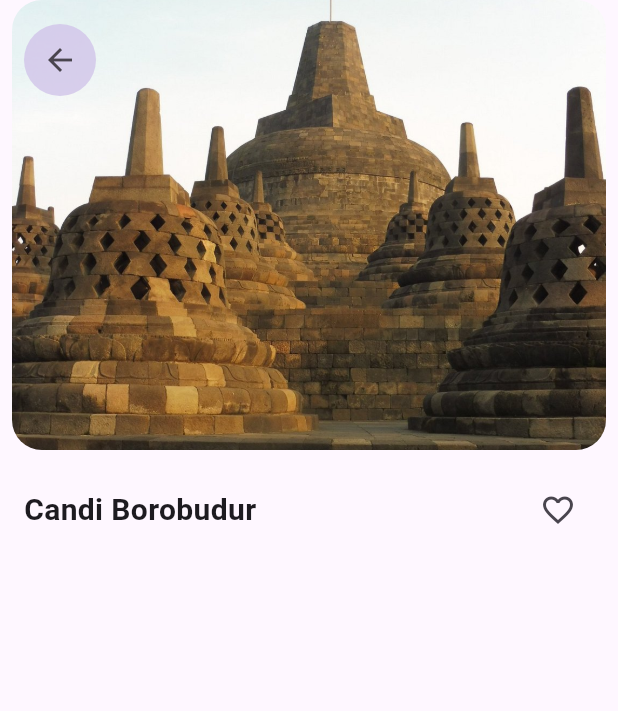
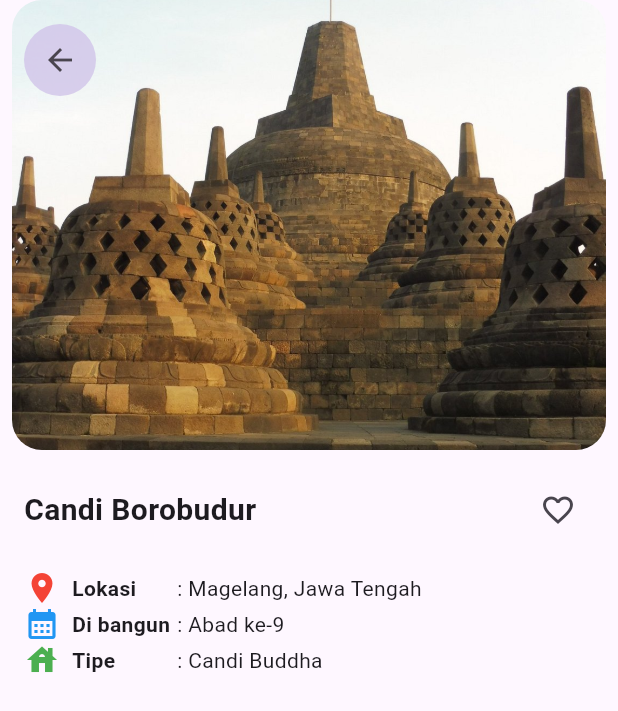
Before and after one commit to 2024-2025-Gasal-PABI-SI5B/project-wisata-candi-si5b-firaav, a Flutter app: the screen it shows after launch, on a phone screen of 412 x 824 dp. Shown: the top 711 px of the screen. Run offline on Flutter 3.47's test engine with Material 3 defaults, Android fonts, the phone set to English and light mode, and no system bars.

Commit message:
Update detail_screen.dart

```diff
--- a/candi_alfira/lib/screens/detail_screen.dart
+++ b/candi_alfira/lib/screens/detail_screen.dart
@@ -62,8 +62,66 @@ class DetailScreen extends StatelessWidget {
                       onPressed: (){},
                       icon: const Icon(Icons.favorite_border))
                   ],
-                )
+                ),
                 //info tengah
+                const SizedBox (height: 16,),
+                Row(
+                  children: [
+                    const Icon(
+                      Icons.place,
+                      color: Colors.red,
+                    ),
+                    const SizedBox (
+                      width: 8,
+                    ),
+                    const SizedBox(
+                      width: 70,
+                      child: Text(
+                        'Lokasi',
+                        style: TextStyle(fontWeight: FontWeight.bold),
+                    ),
+                  ),
+                  Text(': ${candi.location}')
+                ],
+                ),
+                //info tengah
+                Row(
+                  children: [
+                    const Icon(
+                      Icons.calendar_month,
+                      color: Colors.blue,
+                    ),
+                    const SizedBox (
+                      width: 8,
+                    ),
+                    const SizedBox(
+                      width: 70,
+                      child: Text(
+                        'Di bangun',
+                        style: TextStyle(fontWeight: FontWeight.bold),
+                    ),
+                  ),
+                  Text(': ${candi.built}')
+                ],),
+                //info tengah
+                Row(
+                  children: [
+                    const Icon(
+                      Icons.house,
+                      color: Colors.green,
+                    ),
+                    const SizedBox (
+                      width: 8,
+                    ),
+                    const SizedBox(
+                      width: 70,
+                      child: Text(
+                        'Tipe',
+                        style: TextStyle(fontWeight: FontWeight.bold),
+                    ),
+                  ),
+                  Text(': ${candi.type}')
+                ],),
                 //info bawah
               ],
             )
```
